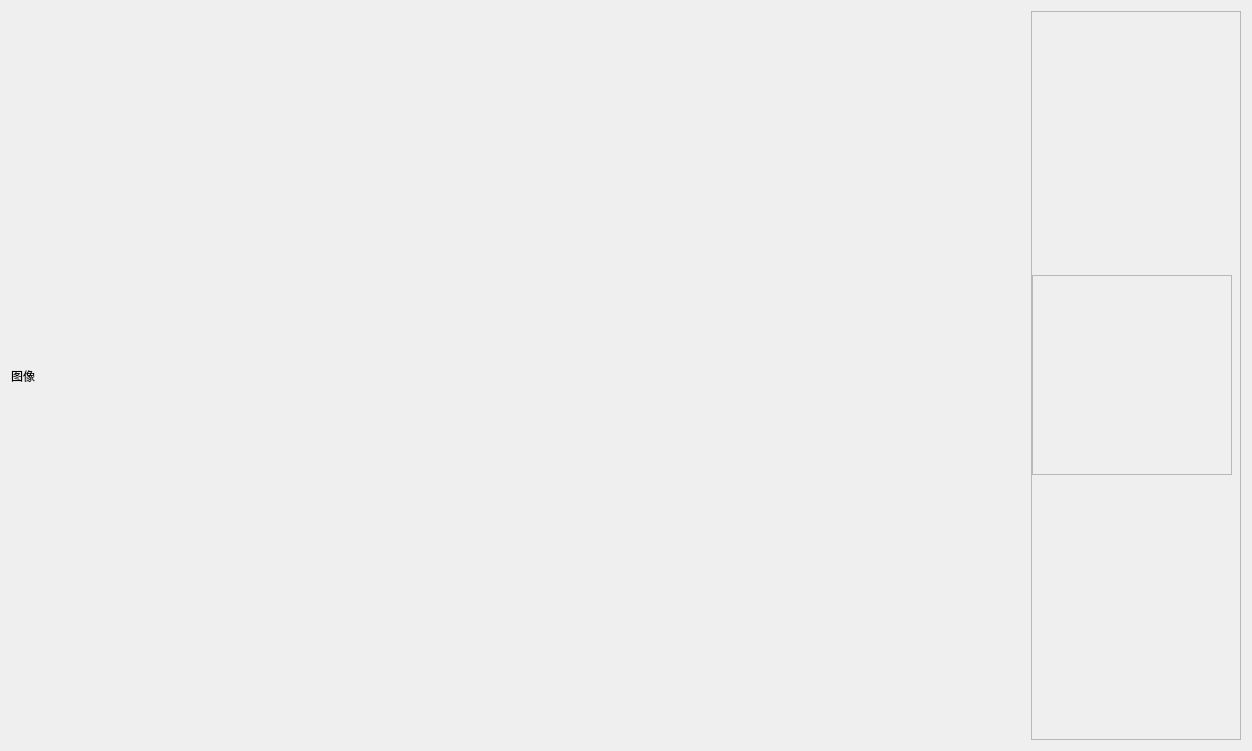
First picture: the form in ui/camera.ui, repository wqhot/ZNTKGUI, before the edit.
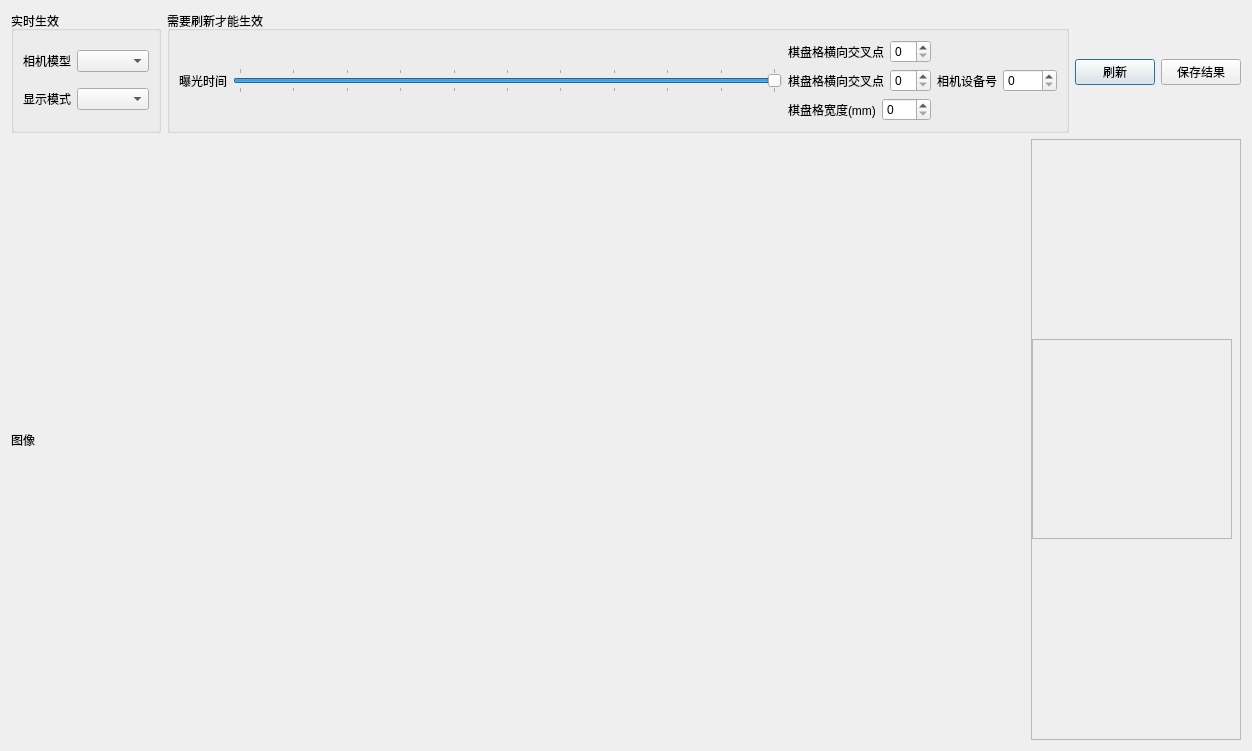
Second picture: the form after the edit.

Commit message: feature: 完善omni-radtan相机模型矫正

The edit to the form file:
```diff
--- a/ui/camera.ui
+++ b/ui/camera.ui
@@ -14,6 +14,168 @@
    <string>Dialog</string>
   </property>
   <layout class="QVBoxLayout" name="verticalLayout_2">
+   <item>
+    <layout class="QHBoxLayout" name="horizontalLayout_3">
+     <item>
+      <widget class="QGroupBox" name="groupBox_2">
+       <property name="title">
+        <string>实时生效</string>
+       </property>
+       <layout class="QVBoxLayout" name="verticalLayout_5">
+        <item>
+         <layout class="QHBoxLayout" name="horizontalLayout_9">
+          <item>
+           <widget class="QLabel" name="label_2">
+            <property name="text">
+             <string>相机模型</string>
+            </property>
+           </widget>
+          </item>
+          <item>
+           <widget class="QComboBox" name="comboBox">
+            <property name="focusPolicy">
+             <enum>Qt::NoFocus</enum>
+            </property>
+           </widget>
+          </item>
+         </layout>
+        </item>
+        <item>
+         <layout class="QHBoxLayout" name="horizontalLayout_10">
+          <item>
+           <widget class="QLabel" name="label_8">
+            <property name="text">
+             <string>显示模式</string>
+            </property>
+           </widget>
+          </item>
+          <item>
+           <widget class="QComboBox" name="comboBox_2">
+            <property name="focusPolicy">
+             <enum>Qt::NoFocus</enum>
+            </property>
+           </widget>
+          </item>
+         </layout>
+        </item>
+       </layout>
+      </widget>
+     </item>
+     <item>
+      <widget class="QGroupBox" name="groupBox">
+       <property name="title">
+        <string>需要刷新才能生效</string>
+       </property>
+       <layout class="QHBoxLayout" name="horizontalLayout_8">
+        <item>
+         <widget class="QLabel" name="label_3">
+          <property name="text">
+           <string>曝光时间</string>
+          </property>
+         </widget>
+        </item>
+        <item>
+         <widget class="QSlider" name="horizontalSlider">
+          <property name="minimum">
+           <number>-10</number>
+          </property>
+          <property name="maximum">
+           <number>0</number>
+          </property>
+          <property name="orientation">
+           <enum>Qt::Horizontal</enum>
+          </property>
+          <property name="tickPosition">
+           <enum>QSlider::TicksBothSides</enum>
+          </property>
+          <property name="tickInterval">
+           <number>1</number>
+          </property>
+         </widget>
+        </item>
+        <item>
+         <layout class="QVBoxLayout" name="verticalLayout_4">
+          <item>
+           <layout class="QHBoxLayout" name="horizontalLayout_4">
+            <item>
+             <widget class="QLabel" name="label_5">
+              <property name="text">
+               <string>棋盘格横向交叉点</string>
+              </property>
+             </widget>
+            </item>
+            <item>
+             <widget class="QSpinBox" name="spinBox_cornerx"/>
+            </item>
+           </layout>
+          </item>
+          <item>
+           <layout class="QHBoxLayout" name="horizontalLayout_7">
+            <item>
+             <widget class="QLabel" name="label_6">
+              <property name="text">
+               <string>棋盘格横向交叉点</string>
+              </property>
+             </widget>
+            </item>
+            <item>
+             <widget class="QSpinBox" name="spinBox_cornery"/>
+            </item>
+           </layout>
+          </item>
+          <item>
+           <layout class="QHBoxLayout" name="horizontalLayout_6">
+            <item>
+             <widget class="QLabel" name="label_4">
+              <property name="text">
+               <string>棋盘格宽度(mm)</string>
+              </property>
+             </widget>
+            </item>
+            <item>
+             <widget class="QSpinBox" name="spinBox_size">
+              <property name="maximum">
+               <number>99</number>
+              </property>
+             </widget>
+            </item>
+           </layout>
+          </item>
+         </layout>
+        </item>
+        <item>
+         <widget class="QLabel" name="label_7">
+          <property name="text">
+           <string>相机设备号</string>
+          </property>
+         </widget>
+        </item>
+        <item>
+         <widget class="QSpinBox" name="spinBox_cameraid">
+          <property name="maximum">
+           <number>9999</number>
+          </property>
+         </widget>
+        </item>
+       </layout>
+      </widget>
+     </item>
+     <item>
+      <widget class="QPushButton" name="pushButton">
+       <property name="text">
+        <string>刷新</string>
+       </property>
+      </widget>
+     </item>
+     <item>
+      <widget class="QPushButton" name="pushButton_2">
+       <property name="text">
+        <string>保存结果</string>
+       </property>
+      </widget>
+     </item>
+    </layout>
+   </item>
    <item>
     <layout class="QHBoxLayout" name="horizontalLayout">
      <item>
```
The commit also changes 3 other files.
